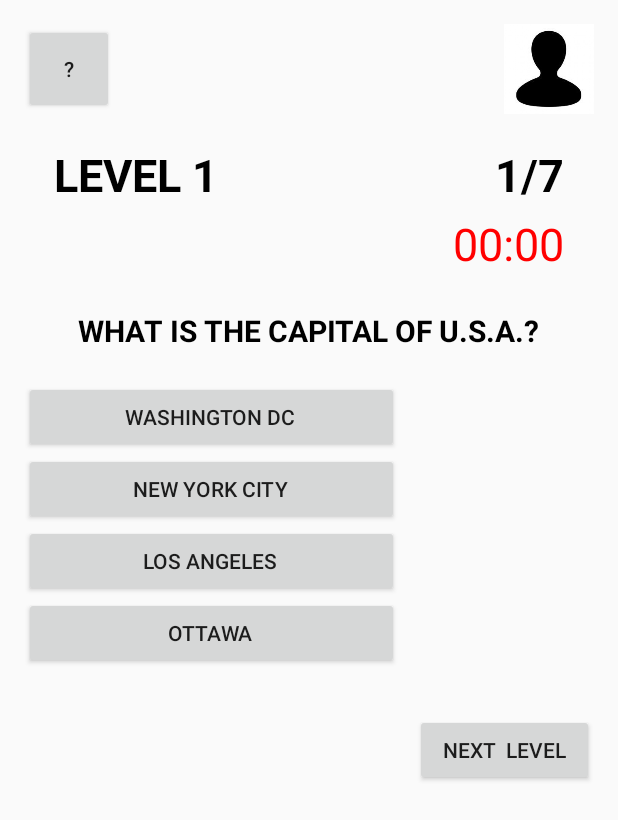
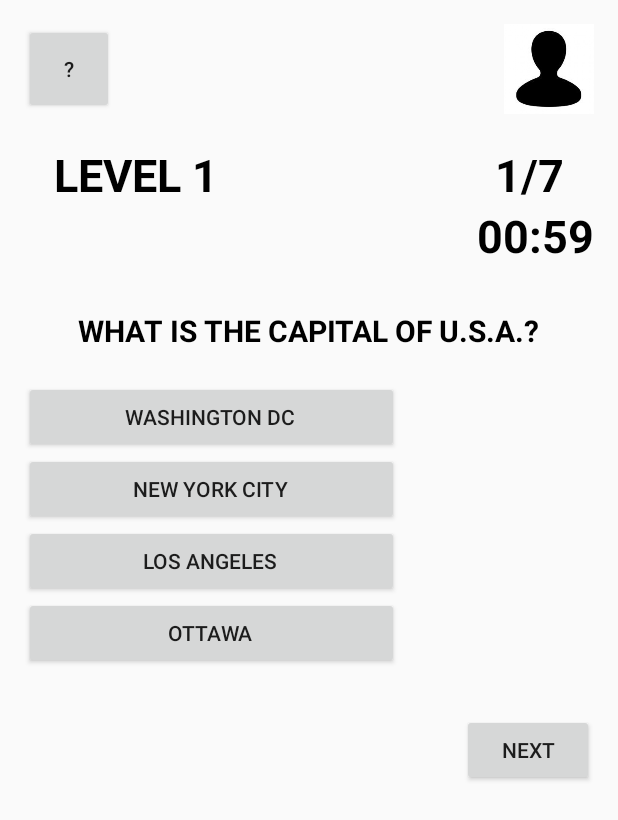
Before and after one commit to riddhichavda/Software-Engineering, an Android app: the LevelActivity screen opened directly, with no data from a screen before it, on a phone screen of 412 x 824 dp. Shown: the top 820 px of the screen. Run offline under Robolectric (Android 15) with nearby library versions, the phone set to English and light mode, and no system bars.

Commit message:
Updated to use the player instead of Admin.
Started Level Activity.

```diff
--- a/TravelOMania/app/src/main/java/group7/travelomania/AvatarSelectionActivity.java
+++ b/TravelOMania/app/src/main/java/group7/travelomania/AvatarSelectionActivity.java
@@ -44,7 +44,8 @@ public class AvatarSelectionActivity extends AppCompatActivity {
         rightArrow = (ImageView) findViewById(R.id.imageView_RightArrow);
 
         avatarIndex = 0;
-        selectedIndex = 0;
+        selectedIndex = player.avatarId < 0 ? 0 : player.avatarId;
+        Log.v("avatarIndex", Integer.toString(selectedIndex));
 
         updateAvatars();
 
@@ -76,6 +77,7 @@ public class AvatarSelectionActivity extends AppCompatActivity {
                         //updatePlayerAvatar(BitmapUtility.avatar_NA);
                         break;
                 }
+                player.avatarId = selectedIndex;
                 goToNextActivity();
             }
         });
--- a/TravelOMania/app/src/main/java/group7/travelomania/LevelActivity.java
+++ b/TravelOMania/app/src/main/java/group7/travelomania/LevelActivity.java
@@ -1,13 +1,41 @@
 package group7.travelomania;
 
+import android.graphics.Color;
+import android.os.CountDownTimer;
 import android.support.v7.app.AppCompatActivity;
 import android.os.Bundle;
+import android.widget.Chronometer;
+import android.widget.TextView;
 
 public class LevelActivity extends AppCompatActivity {
+
+
+    //private Chronometer timer;
+    private CountDownTimer countDownTimer;
 
     @Override
     protected void onCreate(Bundle savedInstanceState) {
         super.onCreate(savedInstanceState);
         setContentView(R.layout.activity_level);
+
+        final TextView textView_timer = (TextView) findViewById(R.id.textView_Timer);
+        textView_timer.setText("00:60");
+
+        countDownTimer = new CountDownTimer(60000, 1000) {
+            @Override
+            public void onTick(long millisUntilFinished) {
+                textView_timer.setText("00:" + millisUntilFinished/1000);
+            }
+
+            @Override
+            public void onFinish() {
+                textView_timer.setBackgroundColor(Color.RED);
+            }
+        };
+
+        countDownTimer.start();
+
+
+
     }
 }
--- a/TravelOMania/app/src/main/java/group7/travelomania/LoginActivity.java
+++ b/TravelOMania/app/src/main/java/group7/travelomania/LoginActivity.java
@@ -63,7 +63,6 @@ public class LoginActivity extends AppCompatActivity {
             else{
                 handler.postDelayed(goToRules, 1000);
             }
-
 
 
 
--- a/TravelOMania/app/src/main/res/layout/activity_level.xml
+++ b/TravelOMania/app/src/main/res/layout/activity_level.xml
@@ -53,21 +53,19 @@
         android:layout_below="@+id/imageView_avatar"
         android:layout_alignParentRight="true" />
 
-    <Chronometer
+
+    <TextView
         android:layout_width="wrap_content"
         android:layout_height="wrap_content"
-        android:id="@+id/chronometer"
+        android:textAppearance="?android:attr/textAppearanceMedium"
+        android:text="00:00"
+        android:id="@+id/textView_Timer"
         android:layout_below="@+id/level_number"
         android:layout_alignParentRight="true"
-        android:paddingTop="5dp"
-        android:paddingBottom="5dp"
-        android:paddingRight="20dp"
+        android:layout_alignParentEnd="true"
+        android:textColor="#000000"
         android:textSize="30dp"
-        android:textAppearance="?android:attr/textAppearanceMedium"
-        android:textColorHighlight="#777700"
-        android:textColor="#ff0000"
-        />
-
+        android:textStyle="bold" />
 
     <TextView
         android:layout_width="wrap_content"
@@ -89,7 +87,7 @@
         android:layout_width="250dp"
         android:layout_height="wrap_content"
         android:text="Washington DC"
-        android:id="@+id/option1"
+        android:id="@+id/btn_option1"
         android:layout_centerVertical="true"
         android:layout_alignParentLeft="true"
         android:layout_alignParentStart="true"
@@ -103,47 +101,47 @@
         android:layout_width="250dp"
         android:layout_height="wrap_content"
         android:text="New York city"
-        android:id="@+id/option2"
+        android:id="@+id/btn_option2"
         android:layout_centerVertical="true"
         android:layout_alignParentLeft="true"
         android:layout_alignParentStart="true"
         android:paddingLeft="10dp"
         android:paddingTop="10dp"
-        android:layout_below="@id/option1" />
+        android:layout_below="@+id/btn_option1" />
 
     <Button
         android:layout_width="250dp"
         android:layout_height="wrap_content"
         android:text="Los Angeles"
-        android:id="@+id/option3"
+        android:id="@+id/btn_option3"
         android:layout_centerVertical="true"
         android:layout_alignParentLeft="true"
         android:layout_alignParentStart="true"
         android:paddingLeft="10dp"
         android:paddingTop="10dp"
-        android:layout_below="@id/option2" />
+        android:layout_below="@+id/btn_option2" />
 
     <Button
         android:layout_width="250dp"
         android:layout_height="wrap_content"
         android:text="Ottawa"
-        android:id="@+id/option4"
+        android:id="@+id/btn_option4"
         android:layout_centerVertical="true"
         android:layout_alignParentLeft="true"
         android:layout_alignParentStart="true"
         android:paddingLeft="10dp"
         android:paddingTop="10dp"
-        android:layout_below="@id/option3" />
+        android:layout_below="@+id/btn_option3" />
 
     <Button
         android:layout_width="wrap_content"
         android:layout_height="wrap_content"
-        android:text="  next  level  "
-        android:id="@+id/next_level"
+        android:text="@string/btn_next_text"
+        android:id="@+id/btn_next"
         android:clickable="true"
         android:layout_marginTop="30dp"
         android:layout_alignParentRight="true"
-        android:layout_below="@id/option4" />
+        android:layout_below="@+id/btn_option4" />
 
 
 </RelativeLayout>
```
Also changed, not shown: TravelOMania/app/src/main/java/group7/travelomania/ContinentSelectionActivity.java (+23 -30 lines), TravelOMania/app/src/main/java/group7/travelomania/EndActivity.java (+10 -8 lines), TravelOMania/app/src/main/java/group7/travelomania/HomeScreen.java (+6 -1 lines), TravelOMania/app/src/main/java/group7/travelomania/LoginDatabaseHelper.java (+85 -6 lines), TravelOMania/app/src/main/java/group7/travelomania/NavigationActivity.java (+7 -6 lines), TravelOMania/app/src/main/java/group7/travelomania/Player.java (+41 -7 lines), TravelOMania/app/src/main/java/group7/travelomania/PlayerHistoryActivity.java (+57 -0 lines), TravelOMania/app/src/main/java/group7/travelomania/ScoreCardActivity.java (+35 -0 lines), 1 other file.
